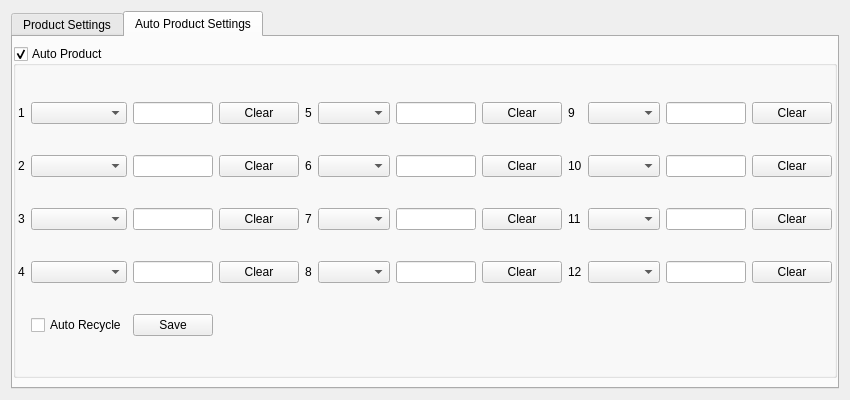
First picture: the form in hcsettings/ichcproductsettingframe.ui, repository dongdong-2009/3-5AxisRobot, before the edit.
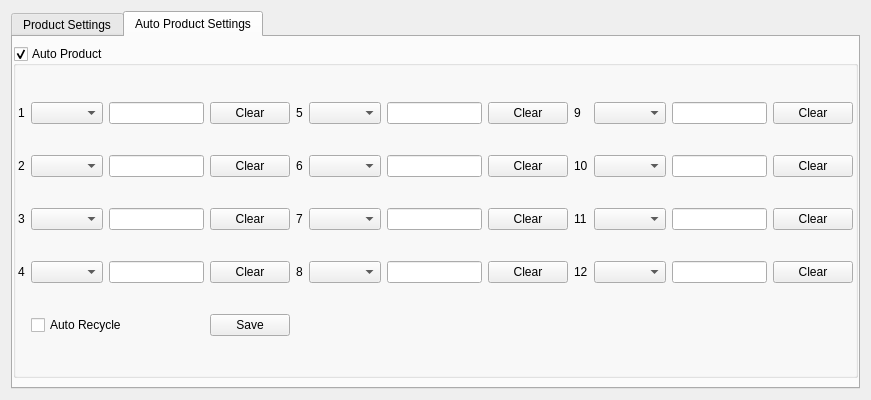
Second picture: the form after the edit. The open tabs and pages were chosen to show the change. Icons and pictures are not drawn. Custom widgets are drawn as their Qt base class.

The edit to the form file:
```diff
--- a/hcsettings/ichcproductsettingframe.ui
+++ b/hcsettings/ichcproductsettingframe.ui
@@ -6,7 +6,7 @@
    <rect>
     <x>0</x>
     <y>0</y>
-    <width>800</width>
+    <width>871</width>
     <height>400</height>
    </rect>
   </property>
@@ -821,20 +821,20 @@
             </property>
            </widget>
           </item>
-          <item row="4" column="1">
-           <widget class="QCheckBox" name="autoRecycle">
-            <property name="text">
-             <string>Auto Recycle</string>
-            </property>
-           </widget>
-          </item>
-          <item row="4" column="2">
+          <item row="4" column="3">
            <widget class="QPushButton" name="saveButton">
             <property name="text">
              <string>Save</string>
             </property>
            </widget>
           </item>
+          <item row="4" column="1" colspan="2">
+           <widget class="QCheckBox" name="autoRecycle">
+            <property name="text">
+             <string>Auto Recycle</string>
+            </property>
+           </widget>
+          </item>
          </layout>
         </widget>
        </item>
```
